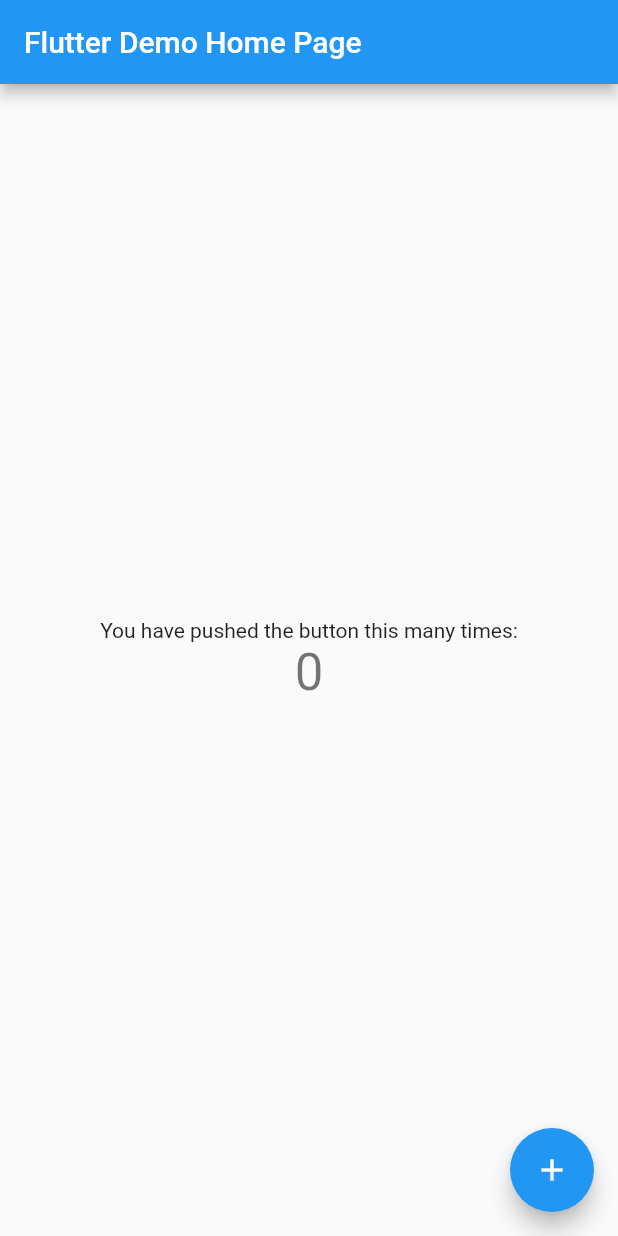
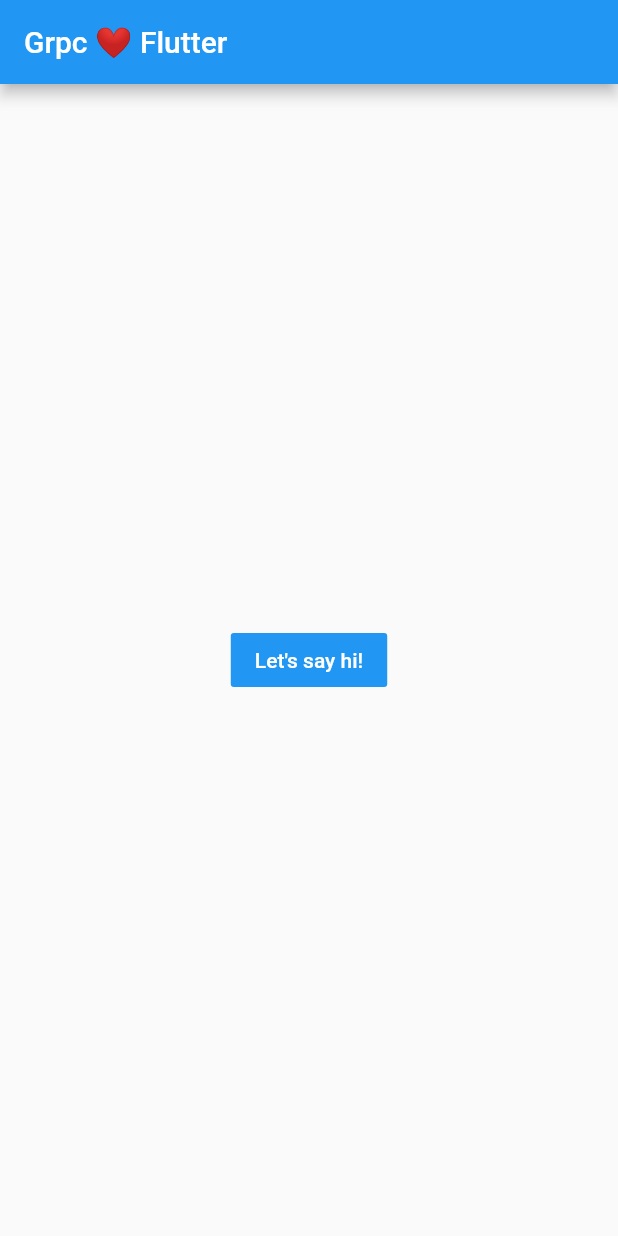
Before and after one commit to brotherlogic/recordwants-ui, a Flutter app: the screen it shows after launch, on a phone screen of 412 x 824 dp. Run offline on Flutter 3.47's test engine with Material 2 defaults, Android fonts, the light colour scheme and no system bars; missing offline and left inert: grpc.

Commit message:
Adds base files for app

```diff
--- /dev/null
+++ b/lib/common/grpc_commons.dart
@@ -0,0 +1,19 @@
+import 'package:grpc/grpc.dart';
+
+class GrpcClientSingleton {
+  ClientChannel client;
+  static final GrpcClientSingleton _singleton =
+  new GrpcClientSingleton._internal();
+
+  factory GrpcClientSingleton() => _singleton;
+
+  GrpcClientSingleton._internal() {
+    client = ClientChannel("192.168.86.249",
+        port: 50055,
+        options: ChannelOptions(
+          //TODO: Change to secure with server certificates
+          credentials: ChannelCredentials.insecure(),
+          idleTimeout: Duration(minutes: 1),
+        ));
+  }
+}
--- a/lib/main.dart
+++ b/lib/main.dart
@@ -1,111 +1,56 @@
 import 'package:flutter/material.dart';
+import 'package:recordwants_ui/services/discovery_service.dart';
 
-void main() => runApp(MyApp());
+void main() => runApp(new FlutterGrpcApp());
 
-class MyApp extends StatelessWidget {
-  // This widget is the root of your application.
-  @override
-  Widget build(BuildContext context) {
-    return MaterialApp(
-      title: 'Flutter Demo',
-      theme: ThemeData(
-        // This is the theme of your application.
-        //
-        // Try running your application with "flutter run". You'll see the
-        // application has a blue toolbar. Then, without quitting the app, try
-        // changing the primarySwatch below to Colors.green and then invoke
-        // "hot reload" (press "r" in the console where you ran "flutter run",
-        // or simply save your changes to "hot reload" in a Flutter IDE).
-        // Notice that the counter didn't reset back to zero; the application
-        // is not restarted.
-        primarySwatch: Colors.blue,
-      ),
-      home: MyHomePage(title: 'Flutter Demo Home Page'),
-    );
-  }
+class FlutterGrpcApp extends StatefulWidget {
+  _FlutterGrpcAppState createState() => _FlutterGrpcAppState();
 }
 
-class MyHomePage extends StatefulWidget {
-  MyHomePage({Key key, this.title}) : super(key: key);
-
-  // This widget is the home page of your application. It is stateful, meaning
-  // that it has a State object (defined below) that contains fields that affect
-  // how it looks.
-
-  // This class is the configuration for the state. It holds the values (in this
-  // case the title) provided by the parent (in this case the App widget) and
-  // used by the build method of the State. Fields in a Widget subclass are
-  // always marked "final".
-
-  final String title;
+class _FlutterGrpcAppState extends State<FlutterGrpcApp> {
+  String res;
 
   @override
-  _MyHomePageState createState() => _MyHomePageState();
-}
-
-class _MyHomePageState extends State<MyHomePage> {
-  int _counter = 0;
-
-  void _incrementCounter() {
-    setState(() {
-      // This call to setState tells the Flutter framework that something has
-      // changed in this State, which causes it to rerun the build method below
-      // so that the display can reflect the updated values. If we changed
-      // _counter without calling setState(), then the build method would not be
-      // called again, and so nothing would appear to happen.
-      _counter++;
-    });
+  void initState() {
+    res = "";
+    super.initState();
   }
 
   @override
   Widget build(BuildContext context) {
-    // This method is rerun every time setState is called, for instance as done
-    // by the _incrementCounter method above.
-    //
-    // The Flutter framework has been optimized to make rerunning build methods
-    // fast, so that you can just rebuild anything that needs updating rather
-    // than having to individually change instances of widgets.
-    return Scaffold(
+    return new MaterialApp(
+      title: 'Flutter Demo',
+      theme: new ThemeData(
+        primarySwatch: Colors.blue,
+      ),
+      home: Scaffold(
         appBar: AppBar(
-        // Here we take the value from the MyHomePage object that was created by
-        // the App.build method, and use it to set our appbar title.
-        title: Text(widget.title),
+          title: Text("Grpc ❤️ Flutter"),
         ),
         body: Center(
-        // Center is a layout widget. It takes a single child and positions it
-        // in the middle of the parent.
           child: Column(
-          // Column is also a layout widget. It takes a list of children and
-          // arranges them vertically. By default, it sizes itself to fit its
-          // children horizontally, and tries to be as tall as its parent.
-          //
-          // Invoke "debug painting" (press "p" in the console, choose the
-          // "Toggle Debug Paint" action from the Flutter Inspector in Android
-          // Studio, or the "Toggle Debug Paint" command in Visual Studio Code)
-          // to see the wireframe for each widget.
-          //
-          // Column has various properties to control how it sizes itself and
-          // how it positions its children. Here we use mainAxisAlignment to
-          // center the children vertically; the main axis here is the vertical
-          // axis because Columns are vertical (the cross axis would be
-          // horizontal).
             mainAxisAlignment: MainAxisAlignment.center,
+            crossAxisAlignment: CrossAxisAlignment.center,
             children: <Widget>[
-            Text(
-              'You have pushed the button this many times:',
-            ),
-            Text(
-              '$_counter',
-              style: Theme.of(context).textTheme.headline4,
-            ),
+              FlatButton(
+                  onPressed: () async => _sayHello(),
+                  color: Theme.of(context).primaryColor,
+                  child: Text(
+                    "Let's say hi!",
+                    style: TextStyle(color: Colors.white),
+                  )),
+              res.isNotEmpty ? Text("Server says: $res") : Container(),
             ],
           ),
         ),
-      floatingActionButton: FloatingActionButton(
-        onPressed: _incrementCounter,
-        tooltip: 'Increment',
-        child: Icon(Icons.add),
-      ), // This trailing comma makes auto-formatting nicer for build methods.
+      ),
     );
   }
+
+  Future<void> _sayHello() async {
+    var hello = await DiscoveryService.Get();
+    setState(() {
+      res = hello.services[0].name;
+    });
   }
+}
--- /dev/null
+++ b/lib/services/discovery_service.dart
@@ -0,0 +1,10 @@
+import 'package:recordwants_ui/common/grpc_commons.dart';
+import 'package:recordwants_ui/model/discovery.pb.dart';
+import 'package:recordwants_ui/model/discovery.pbgrpc.dart';
+
+class DiscoveryService {
+  static Future<GetResponse> Get() async{
+    var client = DiscoveryServiceV2Client(GrpcClientSingleton().client);
+    return await client.get(GetRequest());
+  }
+}
--- a/pubspec.yaml
+++ b/pubspec.yaml
@@ -23,6 +23,8 @@
   # The following adds the Cupertino Icons font to your application.
   # Use with the CupertinoIcons class for iOS style icons.
   cupertino_icons: ^0.1.2
+  grpc: ^2.1.3
+  protobuf: ^1.0.0
 
 dev_dependencies:
   flutter_test:
```
Also changed, not shown: pubspec.lock, 1 other file. Lines whose indentation alone changed are shown as unchanged.
